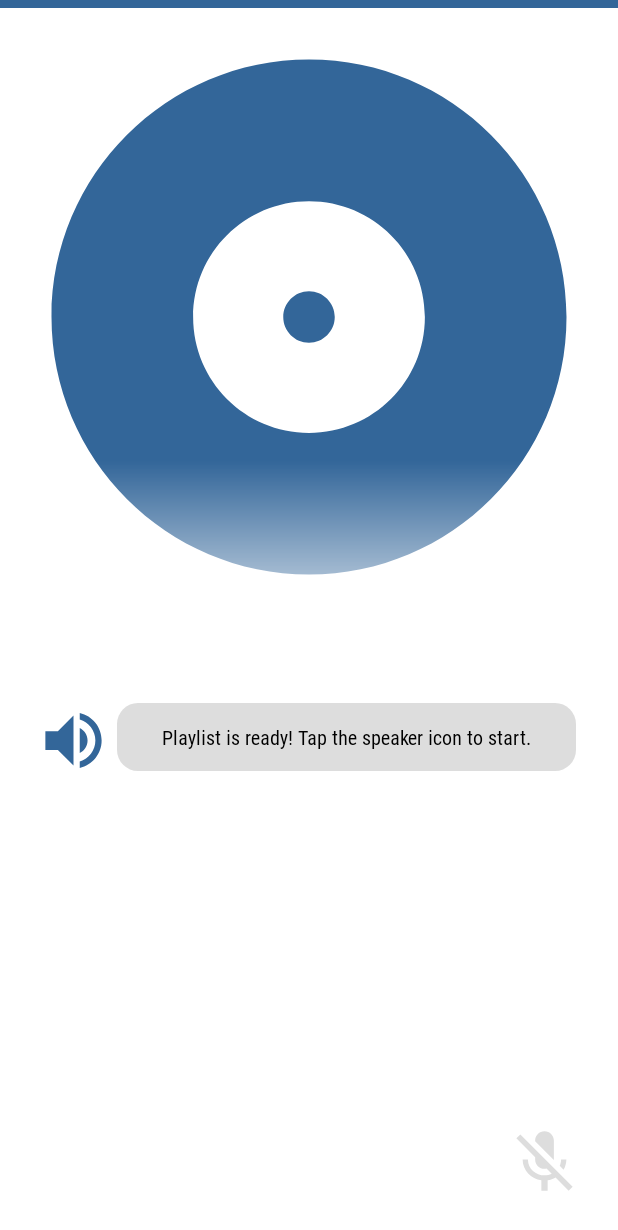
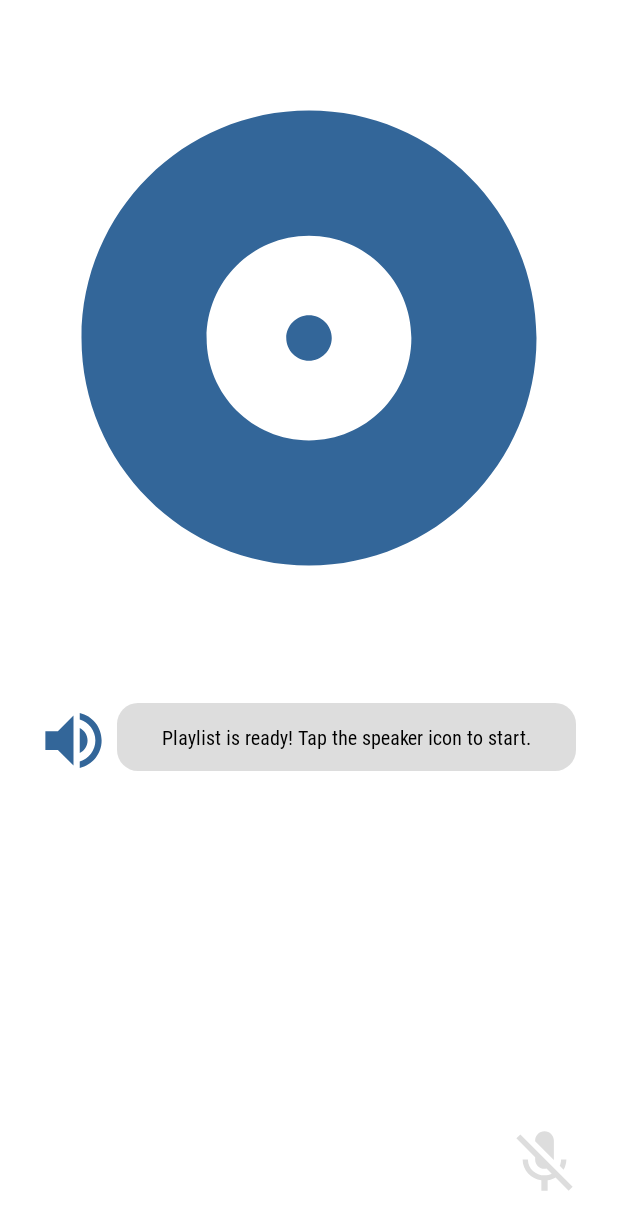
Before and after one commit to androiddevnotesforks/SongQuiz, an Android app: the QuizActivity screen opened directly, with no data from a screen before it, on a phone screen of 412 x 824 dp. Shown: the top 1230 px of the screen. Run offline under Robolectric (Android 15) with nearby library versions, the phone set to English and light mode, and no system bars; our stand-ins replace AdMob, Dagger/Hilt's generated code, Room's generated code; pictures from the network do not load.

Commit message:
Add default playlists, add list details screen, UI enhancements

```diff
--- a/application/app/src/main/res/layout-land/activity_quiz_content.xml
+++ b/application/app/src/main/res/layout-land/activity_quiz_content.xml
@@ -14,6 +14,7 @@
         app:layout_constraintEnd_toEndOf="parent" />
 
     <ImageView
+        style="@style/MainImage"
         android:id="@+id/ivPlaylist"
         android:layout_width="0dp"
         android:layout_height="0dp"
@@ -21,25 +22,7 @@
         android:importantForAccessibility="no"
         app:layout_constraintDimensionRatio="1.0"
         app:layout_constraintStart_toStartOf="parent"
-        app:layout_constraintTop_toBottomOf="@+id/songPlayProgressBar"
-        app:layout_constraintBottom_toBottomOf="parent"/>
-
-    <ImageView
-        android:layout_width="0dp"
-        android:layout_height="0dp"
-        android:src="@drawable/gradient_right"
-        android:importantForAccessibility="no"
-        app:layout_constraintDimensionRatio="0.33"
-        app:layout_constraintEnd_toStartOf="@+id/glVerticalMiddle"
-        app:layout_constraintTop_toTopOf="@+id/ivPlaylist"
-        app:layout_constraintBottom_toBottomOf="@+id/ivPlaylist"/>
-
-    <View
-        android:layout_width="0dp"
-        android:layout_height="0dp"
-        android:background="?android:colorBackground"
-        app:layout_constraintStart_toStartOf="@+id/glVerticalMiddle"
-        app:layout_constraintEnd_toEndOf="parent"
+        app:layout_constraintEnd_toEndOf="@+id/glVerticalMiddle"
         app:layout_constraintTop_toBottomOf="@+id/songPlayProgressBar"
         app:layout_constraintBottom_toBottomOf="parent"/>
 
--- a/application/app/src/main/res/layout/activity_quiz_content.xml
+++ b/application/app/src/main/res/layout/activity_quiz_content.xml
@@ -14,6 +14,7 @@
         app:layout_constraintEnd_toEndOf="parent" />
 
     <ImageView
+        style="@style/MainImage"
         android:id="@+id/ivPlaylist"
         android:layout_width="0dp"
         android:layout_height="0dp"
@@ -22,26 +23,8 @@
         app:layout_constraintDimensionRatio="1.0"
         app:layout_constraintEnd_toEndOf="parent"
         app:layout_constraintStart_toStartOf="parent"
-        app:layout_constraintTop_toBottomOf="@+id/songPlayProgressBar"/>
-
-    <ImageView
-        android:layout_width="0dp"
-        android:layout_height="0dp"
-        android:src="@drawable/gradient_top"
-        android:importantForAccessibility="no"
-        app:layout_constraintDimensionRatio="3.0"
-        app:layout_constraintEnd_toEndOf="@+id/ivPlaylist"
-        app:layout_constraintStart_toStartOf="@+id/ivPlaylist"
+        app:layout_constraintTop_toBottomOf="@+id/songPlayProgressBar"
         app:layout_constraintBottom_toBottomOf="@+id/glHorizontalHigh"/>
-
-    <View
-        android:layout_width="0dp"
-        android:layout_height="0dp"
-        android:background="?android:colorBackground"
-        app:layout_constraintStart_toStartOf="parent"
-        app:layout_constraintEnd_toEndOf="parent"
-        app:layout_constraintTop_toTopOf="@+id/glHorizontalHigh"
-        app:layout_constraintBottom_toBottomOf="parent"/>
 
     <androidx.core.widget.NestedScrollView
         android:id="@+id/svInfo"
--- a/application/app/src/main/res/values/styles.xml
+++ b/application/app/src/main/res/values/styles.xml
@@ -82,8 +82,8 @@
         <item name="android:max">@integer/progressbar_max_value</item>
         <item name="android:progress">0</item>
         <item name="android:progressDrawable">@drawable/progressbar_time</item>
-        <item name="android:background">@color/colorAccent</item>
-        <item name="android:progressTint">@color/colorActive</item>
+        <item name="android:background">?android:colorBackground</item>
+        <item name="android:progressTint">@color/colorAccent</item>
     </style>
 
     <style name="ParagraphText">
```
